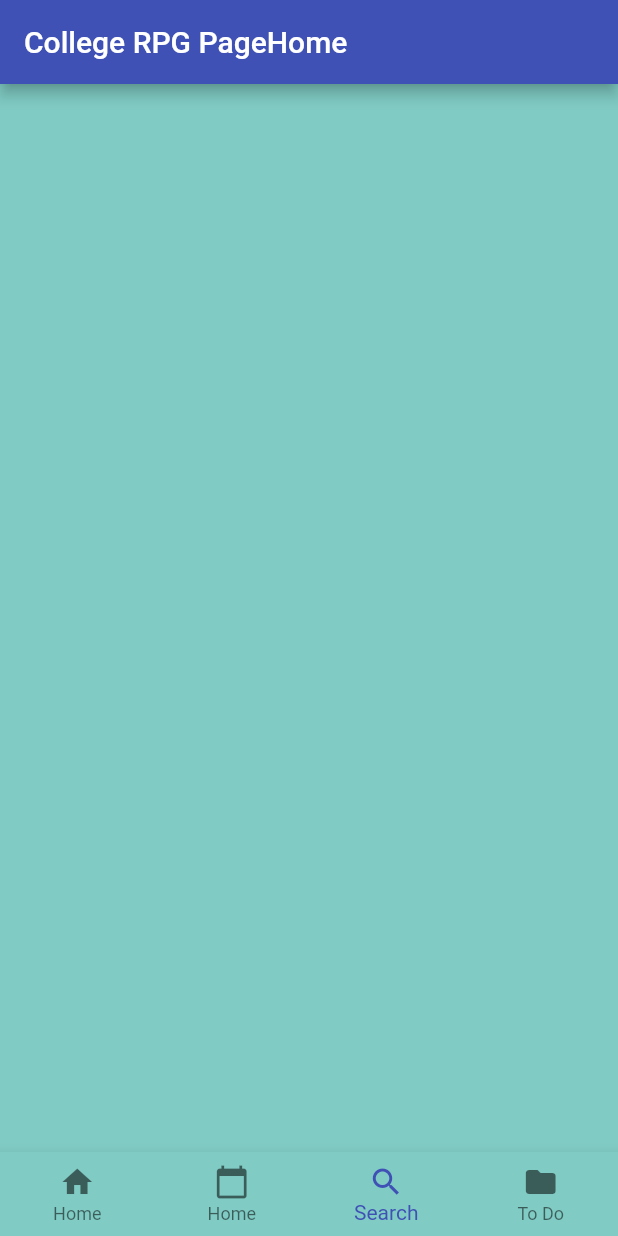
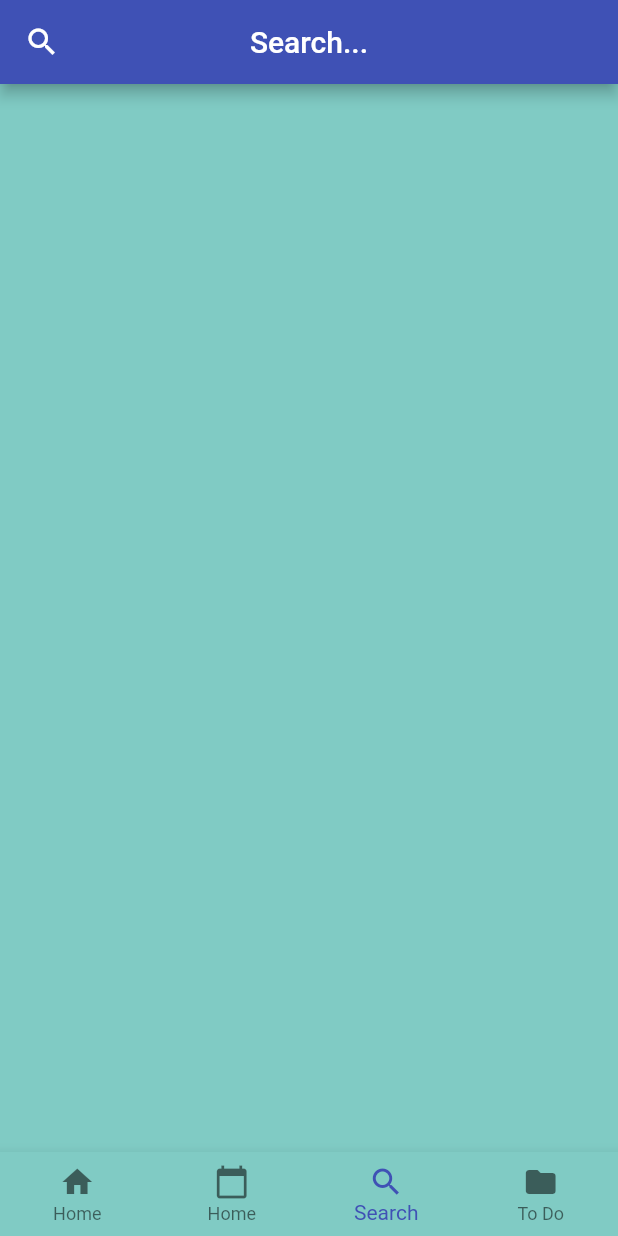
Before and after one commit to judebattista/PineCodes2019, a Flutter app: the screen it shows after launch, item 3 of the bottom bar chosen, on a phone screen of 412 x 824 dp. Run offline on Flutter 3.47's test engine with Material 2 defaults, Android fonts, the light colour scheme and no system bars.

Commit message:
updating body widgets

```diff
--- a/lib/Searchpage.dart
+++ b/lib/Searchpage.dart
@@ -6,14 +6,88 @@ class SearchPage extends StatefulWidget {
   SearchPageState createState() => SearchPageState();
 }
 
+//https://medium.com/flutterpub/a-simple-search-bar-in-flutter-f99aed68f523 tutorial on a search bar (accessed 4/28/19)
+//https://www.developerlibs.com/2018/06/flutter-apply-search-box-in-appbar.html
+//Full example code: https://github.com/ahmed-alzahrani/Flutter_Search_Example/blob/master/lib/main.dart
 class SearchPageState extends State<SearchPage> {
+  //from medium tutorial: setting up searchPage state
+  final TextEditingController _filter = new TextEditingController();
+  String _searchText = "";
+  Icon _searchIcon = new Icon(Icons.search);
+  Widget _appBarTitle = new Text( 'Search...' );
+
+  //Default constructor for page will check for entered text
+  //If text is in the search bar, it will set the text in the search bar to the current search text so we can filter firebase content
+  SearchPageState() {
+    _filter.addListener(() {
+      if (_filter.text.isEmpty) {
+        setState(() {
+          _searchText = "";
+        });
+      } else {
+        setState(() {
+          _searchText = _filter.text;
+        });
+      }
+    });
+  }
+
+
   @override
+  void initState() {
+    //this._getNames(); //TODO: replace with firebase searching thing
+    super.initState();
+  }
+
+  //Builds widgets controller
   Widget build(BuildContext context) {
     return Scaffold(
-      appBar : AppBar(
-        title: Text('College RPG PageHome'),
-      ),
+      appBar : _buildBar( context), //builds search bar
+      body: Container (
+        child: _buildList(), //
+        ),
+      resizeToAvoidBottomPadding: false,
     );
+  }
 
+  //Builds search bar initially
+  //Adapted from https://github.com/ahmed-alzahrani/Flutter_Search_Example/blob/master/lib/main.dart
+  Widget _buildBar(BuildContext context) {
+    return new AppBar(
+      centerTitle: true,
+      title: _appBarTitle,
+      leading: new IconButton(icon: _searchIcon, onPressed: _searchPressed,)
+    );
   }
+
+  //if the button is pressed, take away search icon and allow text entry now
+  void _searchPressed() {
+    setState(() {
+      if (this._searchIcon.icon == Icons.search) {
+        this._searchIcon = new Icon(Icons.close); //remove search icon
+        this._appBarTitle = new TextField(
+          controller: _filter,
+            decoration: new InputDecoration(
+              prefixIcon: new Icon(Icons.search),
+                hintText: 'Type Search...'
+            ),
+        );
+      } else {
+        this._searchIcon = new Icon(Icons.search);
+        this._appBarTitle = new Text('Search');
+        //filteredNames = names; TODO: Filtered firebase content goes here
+        //TODO: Make firebase searching function
+        _filter.clear();
+      }
+    });
+  }
+
+  //Builds search list
+  //Displays list as list of widget bars (will have data fields for us)
+  Widget _buildList() {
+    if (!(_searchText.isEmpty)) {
+
+    }
+  }
+
 }
```
Also changed, not shown: lib/ChecklistMain.dart (+56 -8 lines), lib/tasks.dart (added, +61 -0 lines), lib/classes.dart (added), lib/firestoreMethods.dart (added), lib/projects.dart (added), lib/users.dart (added), 1 other file.
